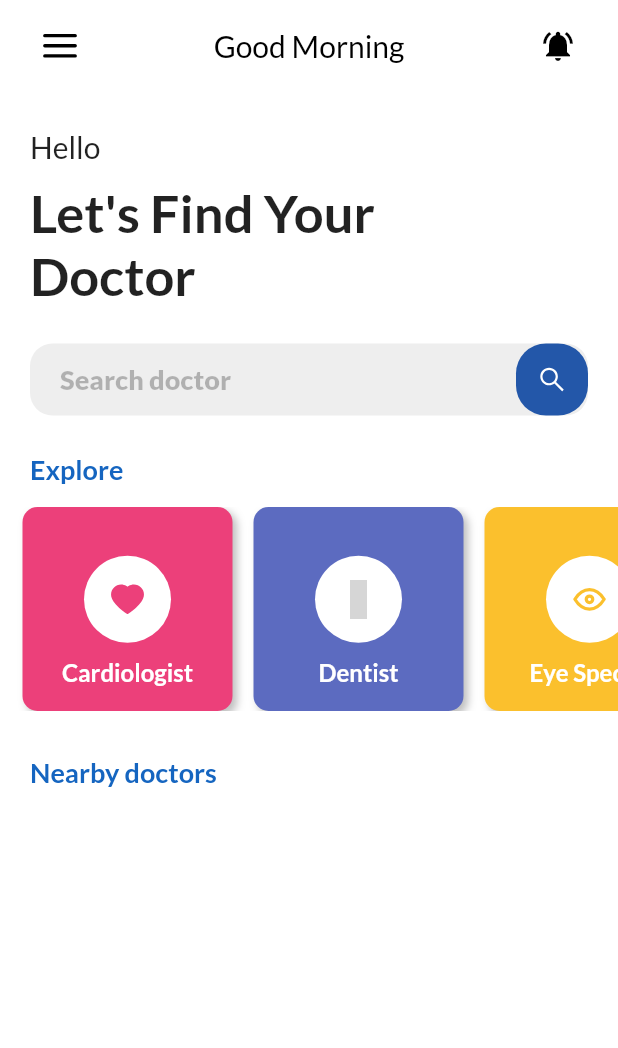
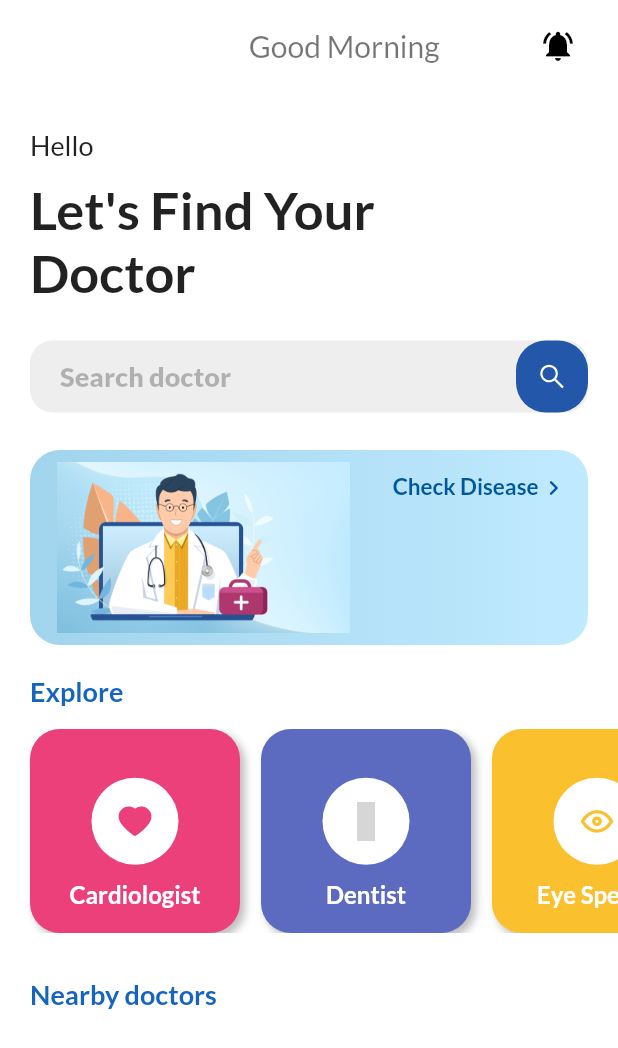
Before and after one commit to dc-exe/Health_and_Doctor_Appointment, a Flutter app: the HomePage screen opened directly, on a phone screen of 412 x 824 dp. Shown: the top 1048 px of the screen. Run offline on Flutter 3.47's test engine with Material 2 defaults, Android fonts, the phone set to English and light mode, and no system bars; our stand-ins replace cloud_firestore, firebase_auth, firebase_core, flutter_icons, flutter_tabler_icons, font_awesome_flutter and 2 more; accounts and stored records are empty; grey boxes are pictures that could not be loaded.

Commit message:
Changes  in Homepage

```diff
--- /dev/null
+++ b/lib/bannerModel.dart
@@ -0,0 +1,26 @@
+import 'package:flutter/material.dart';
+
+class BannerModel {
+  String text;
+  List<Color> cardBackground;
+  String image;
+
+  BannerModel(this.text, this.cardBackground, this.image);
+}
+
+List<BannerModel> bannerCards = [
+  new BannerModel(
+      "Check Disease",
+      [
+        Color(0xffa1d4ed),
+        Color(0xffc0eaff),
+      ],
+      "assets/414.jpg"),
+  new BannerModel(
+      "Covid-19",
+      [
+        Color(0xffffffff),
+        Color(0xffffddde),
+      ],
+      "assets/virus.jpg"),
+];
--- a/lib/homePage.dart
+++ b/lib/homePage.dart
@@ -2,6 +2,7 @@ import 'dart:async';
 import 'dart:ui';
 import 'package:cloud_firestore/cloud_firestore.dart';
 import 'package:flutter/painting.dart';
+import 'package:health_and_doctor_appointment/bannerModel.dart';
 import 'package:health_and_doctor_appointment/cardModel.dart';
 import 'package:health_and_doctor_appointment/doctorProfile.dart';
 import 'package:health_and_doctor_appointment/exploreList.dart';
@@ -14,6 +15,7 @@ import 'package:flutter/material.dart';
 import 'package:google_fonts/google_fonts.dart';
 import 'package:flutter_icons/flutter_icons.dart';
 import 'package:flutter_tabler_icons/flutter_tabler_icons.dart';
+import 'package:font_awesome_flutter/font_awesome_flutter.dart';
 
 class HomePage extends StatefulWidget {
   @override
@@ -53,7 +55,7 @@ class _HomePageState extends State<HomePage> {
           _message = 'Good Morning';
         } else if (hour >= 12 && hour <= 17) {
           _message = 'Good Afternoon';
-        } else if ((hour > 17 && hour <= 23) || (hour >= 0 && hour < 5)) {
+        } else {
           _message = 'Good Evening';
         }
       },
@@ -69,20 +71,25 @@ class _HomePageState extends State<HomePage> {
         title: Container(
           padding: EdgeInsets.only(top: 5),
           child: Row(
-            mainAxisAlignment: MainAxisAlignment.spaceBetween,
+            mainAxisAlignment: MainAxisAlignment.end,
             children: [
-              IconButton(
-                icon: Icon(FlutterIcons.menu_fea, size: 27),
-                onPressed: () => _scaffoldKey.currentState.openDrawer(),
-              ),
-              Text(
+              Container(
+                //width: MediaQuery.of(context).size.width/1.3,
+                alignment: Alignment.center,
+                child: Text(
                   _message,
                   style: GoogleFonts.lato(
-                  color: Colors.black,
+                    color: Colors.black54,
                     fontSize: 20,
+                    fontWeight: FontWeight.w400,
                   ),
                 ),
+              ),
+              SizedBox(
+                width: 55,
+              ),
               IconButton(
+                splashRadius: 20,
                 icon: Icon(Icons.notifications_active),
                 onPressed: () {},
               ),
@@ -93,154 +100,8 @@ class _HomePageState extends State<HomePage> {
           color: Colors.black,
         ),
       ),
-      drawer: Drawer(
-        child: ListView(
-          //physics: BouncingScrollPhysics(),
-          padding: EdgeInsets.zero,
-          children: <Widget>[
-            DrawerHeader(
-              child: Column(
-                crossAxisAlignment: CrossAxisAlignment.start,
-                children: [
-                  Container(
-                    padding: EdgeInsets.only(
-                      bottom: 10,
-                      top: 5,
-                      left: 5,
-                    ),
-                    alignment: Alignment.topLeft,
-                    child: Text(
-                      "Welcome,",
-                      style: GoogleFonts.lato(
-                        fontSize: 24.0,
-                        color: Colors.white,
-                      ),
-                    ),
-                  ),
-                  SizedBox(
-                    height: 50,
-                  ),
-                  Container(
-                    padding: EdgeInsets.only(left: 7),
-                    child: Column(
-                      crossAxisAlignment: CrossAxisAlignment.start,
-                      children: [
-                        Text(
-                          'Medico',
-                          style: GoogleFonts.lato(
-                              color: Colors.white, fontSize: 16),
-                        ),
-                        Text(
-                          'v.1.0.0',
-                          style: GoogleFonts.lato(
-                            color: Colors.white,
-                            fontSize: 12,
-                          ),
-                        ),
-                      ],
-                    ),
-                  ),
-                ],
-              ),
-              decoration: BoxDecoration(
-                color: Colors.lightBlue,
-              ),
-            ),
-            ListTile(
-              title: Row(
-                mainAxisAlignment: MainAxisAlignment.start,
-                children: [
-                  Padding(
-                    padding: const EdgeInsets.fromLTRB(5, 0, 15, 0),
-                    child: Icon(TablerIcons.home),
-                  ),
-                  Text("Home"),
-                ],
-              ),
-              onTap: () {
-                Navigator.pop(context,
-                    MaterialPageRoute(builder: (BuildContext context) {
-                  return MainPage();
-                }));
-              },
-            ),
-            ListTile(
-              title: Row(
-                mainAxisAlignment: MainAxisAlignment.start,
-                children: [
-                  Padding(
-                    padding: const EdgeInsets.fromLTRB(5, 0, 15, 0),
-                    child: Icon(TablerIcons.virus),
-                  ),
-                  Text("Covid-19"),
-                ],
-              ),
-              onTap: () {},
-            ),
-            ListTile(
-              title: Row(
-                mainAxisAlignment: MainAxisAlignment.start,
-                children: [
-                  Padding(
-                    padding: const EdgeInsets.fromLTRB(5, 0, 15, 0),
-                    child: Icon(Icons.sick_outlined),
-                  ),
-                  Text("Diseases"),
-                ],
-              ),
-              onTap: () {},
-            ),
-            ListTile(
-              title: Row(
-                mainAxisAlignment: MainAxisAlignment.start,
-                children: [
-                  Padding(
-                    padding: const EdgeInsets.fromLTRB(5, 0, 15, 0),
-                    child: Icon(Icons.feedback_outlined),
-                  ),
-                  Text("Feedback"),
-                ],
-              ),
-              onTap: () {},
-            ),
-            ListTile(
-              title: Row(
-                mainAxisAlignment: MainAxisAlignment.start,
-                children: [
-                  Padding(
-                    padding: const EdgeInsets.fromLTRB(5, 0, 15, 0),
-                    child: Icon(Icons.help_outline),
-                  ),
-                  Text("Help"),
-                ],
-              ),
-              onTap: () {},
-            ),
-            ListTile(
-              title: Row(
-                mainAxisAlignment: MainAxisAlignment.start,
-                children: [
-                  Padding(
-                    padding: const EdgeInsets.fromLTRB(5, 0, 15, 0),
-                    child: Icon(Icons.logout),
-                  ),
-                  Text("Logout"),
-                ],
-              ),
-              onTap: () {
-                _signOut().whenComplete(() {
-                  Navigator.of(context).pushReplacement(
-                      MaterialPageRoute(builder: (context) => FireBaseAuth()));
-                });
-              },
-            ),
-          ],
-        ),
-      ),
       body: SafeArea(
-        child: Stack(
-          children: <Widget>[
-            NotificationListener<OverscrollIndicatorNotification>(
+        child: NotificationListener<OverscrollIndicatorNotification>(
           onNotification: (OverscrollIndicatorNotification overscroll) {
             overscroll.disallowGlow();
             return;
@@ -260,7 +121,7 @@ class _HomePageState extends State<HomePage> {
                     child: Text(
                       "Hello " + user.displayName,
                       style: GoogleFonts.lato(
-                            fontSize: 20,
+                        fontSize: 18,
                         fontWeight: FontWeight.w500,
                       ),
                     ),
@@ -284,8 +145,7 @@ class _HomePageState extends State<HomePage> {
                         contentPadding:
                             EdgeInsets.only(left: 20, top: 10, bottom: 10),
                         border: OutlineInputBorder(
-                              borderRadius:
-                                  BorderRadius.all(Radius.circular(15.0)),
+                          borderRadius: BorderRadius.all(Radius.circular(15.0)),
                           borderSide: BorderSide.none,
                         ),
                         filled: true,
@@ -317,6 +177,74 @@ class _HomePageState extends State<HomePage> {
                     ),
                   ),
                   Container(
+                    height: 150,
+                    child: ListView.builder(
+                      physics: ClampingScrollPhysics(),
+                      scrollDirection: Axis.horizontal,
+                      padding: EdgeInsets.only(left: 20.0),
+                      itemCount: bannerCards.length,
+                      itemBuilder: (BuildContext context, int index) {
+                        return Container(
+                          alignment: Alignment.centerLeft,
+                          width: MediaQuery.of(context).size.width-40,
+                          height: 140,
+                          margin:
+                              EdgeInsets.only(left: 0, right: 20, bottom: 20),
+                          padding: EdgeInsets.only(left: 10),
+                          decoration: BoxDecoration(
+                            borderRadius: BorderRadius.circular(20),
+                            gradient: LinearGradient(
+                              stops: [0, 1],
+                              begin: Alignment.centerLeft,
+                              end: Alignment.centerRight,
+                              colors: bannerCards[index].cardBackground,
+                            ),
+                          ),
+                          child: TextButton(
+                            style: ButtonStyle(
+                                overlayColor: MaterialStateProperty.resolveWith(
+                                    (states) => Colors.transparent)),
+                            onPressed: () {},
+                            child: Stack(
+                              children: [
+                                Image.asset(
+                                  bannerCards[index].image,
+                                  //'assets/414.jpg',
+                                  fit: BoxFit.fitHeight,
+                                ),
+                                Container(
+                                  padding: EdgeInsets.only(top: 7, right: 5),
+                                  alignment: Alignment.topRight,
+                                  child: Row(
+                                    crossAxisAlignment:
+                                        CrossAxisAlignment.start,
+                                    mainAxisAlignment: MainAxisAlignment.end,
+                                    children: [
+                                      Text(
+                                        bannerCards[index].text,
+                                        //'Check Disease',
+                                        style: GoogleFonts.lato(
+                                          color: Colors.lightBlue[900],
+                                          fontWeight: FontWeight.bold,
+                                          fontSize: 15,
+                                        ),
+                                      ),
+                                      Icon(
+                                        Icons.chevron_right_rounded,
+                                        color: Colors.lightBlue[900],
+                                        size: 20,
+                                      )
+                                    ],
+                                  ),
+                                ),
+                              ],
+                            ),
+                          ),
+                        );
+                      },
+                    ),
+                  ),
+                  Container(
                     padding: EdgeInsets.only(left: 20),
                     alignment: Alignment.centerLeft,
                     child: Text(
@@ -334,7 +262,7 @@ class _HomePageState extends State<HomePage> {
                     child: ListView.builder(
                       physics: ClampingScrollPhysics(),
                       scrollDirection: Axis.horizontal,
-                          padding: EdgeInsets.symmetric(horizontal: 15.0),
+                      padding: EdgeInsets.symmetric(horizontal: 20.0),
                       itemCount: cards.length,
                       itemBuilder: (context, index) {
                         //print("images path: ${cards[index].cardImage.toString()}");
@@ -343,7 +271,7 @@ class _HomePageState extends State<HomePage> {
                           height: 150,
                           width: 140,
                           decoration: BoxDecoration(
-                                  borderRadius: BorderRadius.circular(10),
+                              borderRadius: BorderRadius.circular(20),
                               color: Color(cards[index].cardBackground),
                               boxShadow: [
                                 BoxShadow(
@@ -370,8 +298,7 @@ class _HomePageState extends State<HomePage> {
                               );
                             },
                             shape: new RoundedRectangleBorder(
-                                    borderRadius:
-                                        new BorderRadius.circular(10)),
+                                borderRadius: new BorderRadius.circular(10)),
                             child: Column(
                               mainAxisAlignment: MainAxisAlignment.center,
                               children: [
@@ -385,8 +312,8 @@ class _HomePageState extends State<HomePage> {
                                       child: Icon(
                                         cards[index].cardIcon,
                                         size: 26,
-                                            color: Color(
-                                                cards[index].cardBackground),
+                                        color:
+                                            Color(cards[index].cardBackground),
                                       )),
                                 ),
                                 SizedBox(
@@ -438,8 +365,7 @@ class _HomePageState extends State<HomePage> {
                         );
                       }
                       return ListView(
-                            padding:
-                                EdgeInsets.only(top: 10, left: 10, right: 10),
+                        padding: EdgeInsets.only(top: 10, left: 18, right: 18),
                         physics: ClampingScrollPhysics(),
                         scrollDirection: Axis.vertical,
                         shrinkWrap: true,
@@ -458,15 +384,13 @@ class _HomePageState extends State<HomePage> {
                                       left: 10, right: 10, top: 0),
                                   width: MediaQuery.of(context).size.width,
                                   height:
-                                          MediaQuery.of(context).size.height /
-                                              9,
+                                      MediaQuery.of(context).size.height / 9,
                                   child: TextButton(
                                     onPressed: () {
                                       Navigator.push(
                                         context,
                                         MaterialPageRoute(
-                                                builder: (context) =>
-                                                    DoctorProfile(
+                                            builder: (context) => DoctorProfile(
                                                   doctor: document['name'],
                                                 )),
                                       );
@@ -503,12 +427,11 @@ class _HomePageState extends State<HomePage> {
                                           ],
                                         ),
                                         SizedBox(
-                                              width: 50,
+                                          width: 30,
                                         ),
                                         Flexible(
                                           child: Container(
-                                                alignment:
-                                                    Alignment.centerRight,
+                                            alignment: Alignment.centerRight,
                                             child: Text(
                                               ':',
                                               style: GoogleFonts.lato(
@@ -538,8 +461,6 @@ class _HomePageState extends State<HomePage> {
             ],
           ),
         ),
-          ],
-        ),
       ),
     );
   }
--- a/lib/main.dart
+++ b/lib/main.dart
@@ -4,7 +4,6 @@ import 'package:flutter/material.dart';
 import 'package:health_and_doctor_appointment/firebaseAuth.dart';
 import 'package:health_and_doctor_appointment/mainPage.dart';
 import 'package:health_and_doctor_appointment/userProfile.dart';
-import 'package:intl/intl.dart';
 import 'package:flutter/services.dart';
 import 'package:firebase_auth/firebase_auth.dart';
 
@@ -18,6 +17,7 @@ Future<void> main() async {
   runApp(MyApp());
 }
 
+// ignore: must_be_immutable
 class MyApp extends StatelessWidget {
   FirebaseAuth _auth = FirebaseAuth.instance;
   User user;
--- a/lib/userProfile.dart
+++ b/lib/userProfile.dart
@@ -32,8 +32,14 @@ class _UserProfileState extends State<UserProfile> {
   Widget build(BuildContext context) {
     return Scaffold(
       body: SafeArea(
-        child: SingleChildScrollView(
-          child: Column(
+        child: NotificationListener<OverscrollIndicatorNotification>(
+          onNotification: (OverscrollIndicatorNotification overscroll) {
+            overscroll.disallowGlow();
+            return;
+          },
+          child: ListView(
+            physics: ClampingScrollPhysics(),
+            shrinkWrap: true,
             children: <Widget>[
               Stack(
                 alignment: Alignment.center,
@@ -57,7 +63,6 @@ class _UserProfileState extends State<UserProfile> {
                           padding: EdgeInsets.only(top: 10, right: 7),
                           alignment: Alignment.topRight,
                           child: IconButton(
-
                             icon: Icon(
                               FlutterIcons.gear_faw,
                               color: Colors.white,
@@ -284,7 +289,9 @@ class _UserProfileState extends State<UserProfile> {
                   ],
                 ),
               ),
-              SizedBox(height: 30,),
+              SizedBox(
+                height: 30,
+              ),
             ],
           ),
         ),
--- a/pubspec.yaml
+++ b/pubspec.yaml
@@ -39,6 +39,7 @@ dependencies:
   provider: ^4.3.3
   cool_alert: ^1.0.3
   google_nav_bar: ^5.0.2
+  font_awesome_flutter: ^8.12.0
 
 dev_dependencies:
   flutter_test:
```
Also changed, not shown: assets/19834-bg.png (added), assets/19834.jpg (added), assets/19835.jpg (added), assets/414.jpg (added), assets/fonts/MyFlutterApp.ttf (added), assets/virus.jpg (added), pubspec.lock, 4 other files. Lines whose indentation alone changed are shown as unchanged.
